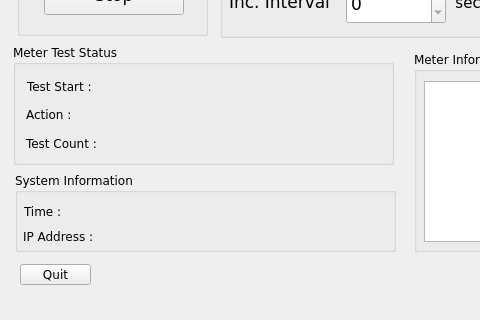
Above: mainwindow.ui from shnomad/Battery-Test before the change; both pictures show x 0 to 480 and y 160 to 480 of the 800 by 480 pixel window. Below: the same form after it.
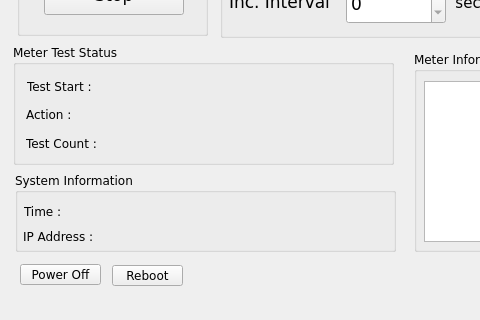
That is the form after the change.

Diff of the .ui file:
```diff
--- a/mainwindow.ui
+++ b/mainwindow.ui
@@ -314,7 +314,7 @@
      <rect>
       <x>20</x>
       <y>407</y>
-      <width>71</width>
+      <width>81</width>
       <height>21</height>
      </rect>
     </property>
@@ -324,7 +324,7 @@
      </font>
     </property>
     <property name="text">
-     <string>Quit</string>
+     <string>Power Off</string>
     </property>
    </widget>
    <widget class="QGroupBox" name="groupBox_4">
@@ -509,6 +509,24 @@
      </property>
     </widget>
    </widget>
+   <widget class="QPushButton" name="reboot">
+    <property name="geometry">
+     <rect>
+      <x>112</x>
+      <y>408</y>
+      <width>71</width>
+      <height>21</height>
+     </rect>
+    </property>
+    <property name="font">
+     <font>
+      <pointsize>9</pointsize>
+     </font>
+    </property>
+    <property name="text">
+     <string>Reboot</string>
+    </property>
+   </widget>
    <zorder>groupBox_5</zorder>
    <zorder>groupBox</zorder>
    <zorder>test_option</zorder>
```
Left out of the diff: 1 changed line with no effect on the pictures.
